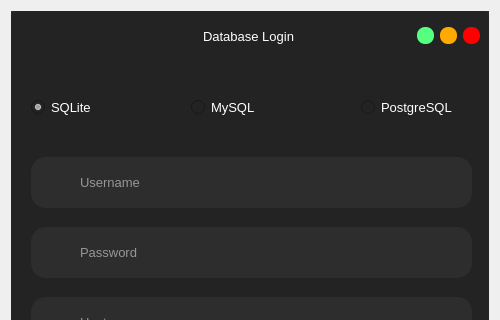
The window that frontend/database.ui (Android-Jester/iAttend) describes before a commit, drawn with Qt 5; both pictures show x 0 to 500 and y 0 to 320 of the 500 by 700 pixel window.
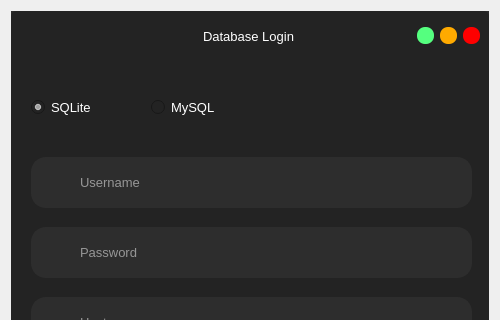
The same window after the commit. Icons and pictures are not drawn.

Diff of the .ui file:
```diff
--- a/frontend/database.ui
+++ b/frontend/database.ui
@@ -711,7 +711,7 @@
            <widget class="QRadioButton" name="mysql">
             <property name="geometry">
              <rect>
-              <x>180</x>
+              <x>140</x>
               <y>40</y>
               <width>95</width>
               <height>20</height>
@@ -732,30 +732,6 @@
              <string>MySQL</string>
             </property>
            </widget>
-           <widget class="QRadioButton" name="postgresql">
-            <property name="geometry">
-             <rect>
-              <x>350</x>
-              <y>40</y>
-              <width>111</width>
-              <height>20</height>
-             </rect>
-            </property>
-            <property name="font">
-             <font>
-              <pointsize>10</pointsize>
-             </font>
-            </property>
-            <property name="styleSheet">
-             <string notr="true">QRadioButton{
-	color: rgb(255, 255, 255);
-	background-color:rgb(35,35,35)
-}</string>
-            </property>
-            <property name="text">
-             <string>PostgreSQL</string>
-            </property>
-           </widget>
           </widget>
          </item>
         </layout>
```
